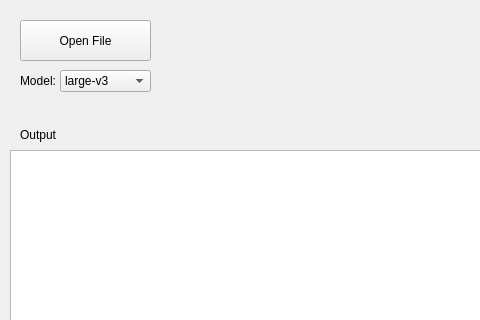
Old version of the form EasyWhisperUI/mainwindow.ui in the repository mehtabmahir/easy-whisper-ui; both pictures show x 0 to 480 and y 0 to 320 of the 591 by 511 pixel window.
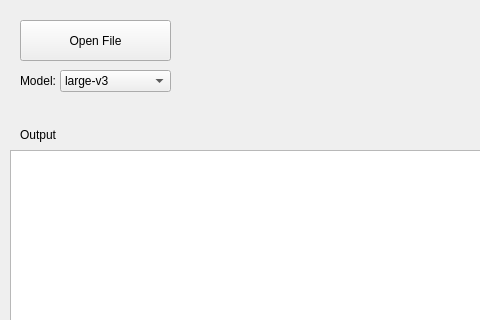
New version of the form.

Commit message:
add 8 more models and change window name
large-v3-turbo
medium, small, tiny, base (en variants too)

Patch:
```diff
--- a/EasyWhisperUI/mainwindow.ui
+++ b/EasyWhisperUI/mainwindow.ui
@@ -19,7 +19,7 @@
      <rect>
       <x>20</x>
       <y>20</y>
-      <width>131</width>
+      <width>151</width>
       <height>41</height>
      </rect>
     </property>
@@ -42,7 +42,7 @@
      <rect>
       <x>60</x>
       <y>70</y>
-      <width>91</width>
+      <width>111</width>
       <height>22</height>
      </rect>
     </property>
```
Left out of the diff: 39 changed lines with no effect on the pictures. The commit also changes 2 other files.
